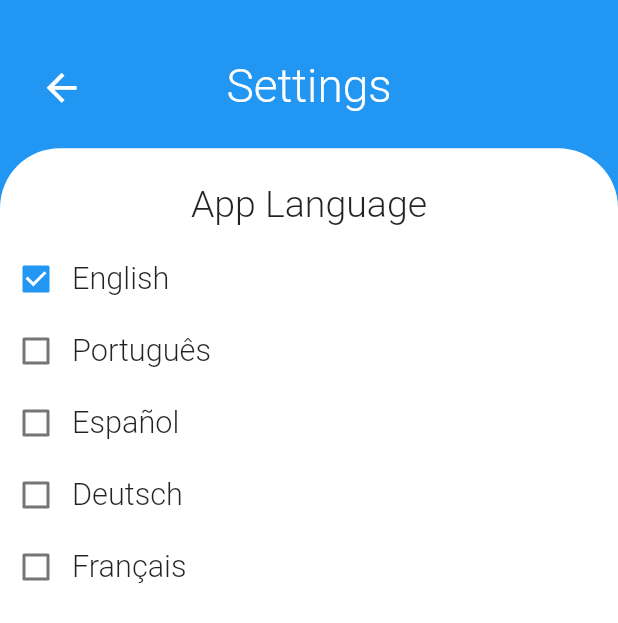
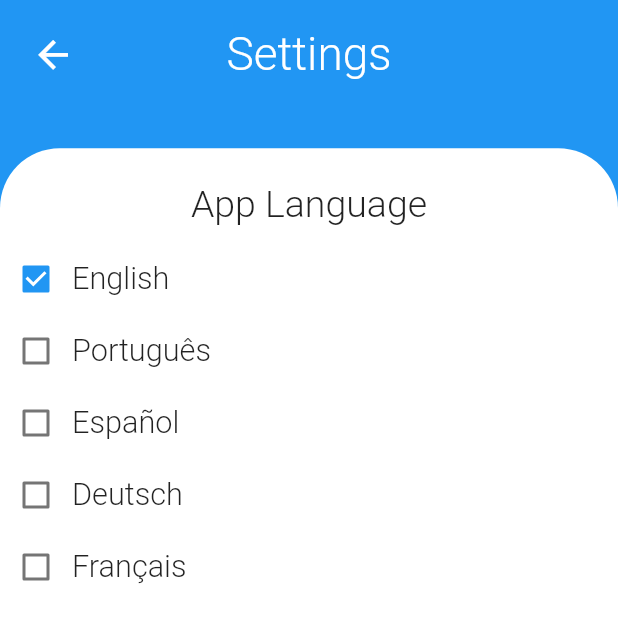
Before and after one commit to Solano-Furlan/eFinance, a Flutter app: the Settings screen opened by its route, on a phone screen of 412 x 824 dp. Shown: the top 623 px of the screen. Run offline on Flutter 3.47's test engine with Material 2 defaults, Android fonts, the phone set to English and light mode, and no system bars; our stand-ins replace fl_chart, shared_preferences; accounts and stored records are empty.

Commit message:
Setting Page Optimization

```diff
--- a/lib/pages/settings.dart
+++ b/lib/pages/settings.dart
@@ -28,9 +28,10 @@ class Settings extends StatelessWidget {
               alignment: Alignment.topCenter,
               child: Padding(
                 padding: EdgeInsets.only(
-                    top: responsiveHeight(30),
-                    left: responsiveHeight(15),
-                    right: responsiveHeight(15)),
+                    top: MediaQuery.of(context).viewPadding.top +
+                        (MediaQuery.of(context).size.height * 0.015),
+                    left: responsiveHeight(10),
+                    right: responsiveHeight(10)),
                 child: Row(
                   mainAxisAlignment: MainAxisAlignment.spaceBetween,
                   children: <Widget>[
@@ -83,110 +84,11 @@ class Settings extends StatelessWidget {
                           fontWeight: FontWeight.w300),
                     ),
                     SizedBox(height: responsiveHeight(10)),
-                    Row(
-                      children: [
-                        Checkbox(
-                          value: AppLocalizations.of(context)
-                                      .translate('locale') ==
-                                  'en'
-                              ? true
-                              : false,
-                          onChanged: (value) {
-                            dataLang.changeLanguage(Locale("en"));
-                          },
-                        ),
-                        Text(
-                          'English',
-                          style: TextStyle(
-                              fontSize: responsiveHeight(18),
-                              fontWeight: FontWeight.w300),
-                        ),
-                      ],
-                    ),
-                    Row(
-                      children: [
-                        Checkbox(
-                          value: AppLocalizations.of(context)
-                                      .translate('locale') ==
-                                  'pt'
-                              ? true
-                              : false,
-                          onChanged: (value) {
-                            dataLang.changeLanguage(Locale("pt"));
-                          },
-                        ),
-                        Text(
-                          'Português',
-                          style: TextStyle(
-                            fontSize: responsiveHeight(18),
-                            fontWeight: FontWeight.w300,
-                          ),
-                        ),
-                      ],
-                    ),
-                    Row(
-                      children: [
-                        Checkbox(
-                          value: AppLocalizations.of(context)
-                                      .translate('locale') ==
-                                  'es'
-                              ? true
-                              : false,
-                          onChanged: (value) {
-                            dataLang.changeLanguage(Locale("es"));
-                          },
-                        ),
-                        Text(
-                          'Español',
-                          style: TextStyle(
-                            fontSize: responsiveHeight(18),
-                            fontWeight: FontWeight.w300,
-                          ),
-                        ),
-                      ],
-                    ),
-                    Row(
-                      children: [
-                        Checkbox(
-                          value: AppLocalizations.of(context)
-                                      .translate('locale') ==
-                                  'de'
-                              ? true
-                              : false,
-                          onChanged: (value) {
-                            dataLang.changeLanguage(Locale("de"));
-                          },
-                        ),
-                        Text(
-                          'Deutsch',
-                          style: TextStyle(
-                            fontSize: responsiveHeight(18),
-                            fontWeight: FontWeight.w300,
-                          ),
-                        ),
-                      ],
-                    ),
-                    Row(
-                      children: [
-                        Checkbox(
-                          value: AppLocalizations.of(context)
-                                      .translate('locale') ==
-                                  'fr'
-                              ? true
-                              : false,
-                          onChanged: (value) {
-                            dataLang.changeLanguage(Locale("fr"));
-                          },
-                        ),
-                        Text(
-                          'Français',
-                          style: TextStyle(
-                            fontSize: responsiveHeight(18),
-                            fontWeight: FontWeight.w300,
-                          ),
-                        ),
-                      ],
-                    ),
+                    _languageCheckBox(context, 'en', 'English'),
+                    _languageCheckBox(context, 'pt', 'Português'),
+                    _languageCheckBox(context, 'es', 'Español'),
+                    _languageCheckBox(context, 'de', 'Deutsch'),
+                    _languageCheckBox(context, 'fr', 'Français'),
                   ],
                 ),
               ),
@@ -197,3 +99,28 @@ class Settings extends StatelessWidget {
     );
   }
 }
+
+Widget _languageCheckBox(BuildContext context, String lang, String title) {
+  final height = MediaQuery.of(context).size.height;
+  final dataLang = Provider.of<LanguageProvider>(context);
+  double responsiveHeight(pixels) {
+    return height * (pixels / 725);
+  }
+  return Row(
+    children: [
+      Checkbox(
+        value: AppLocalizations.of(context).translate('locale') == lang
+            ? true
+            : false,
+        onChanged: (value) {
+          dataLang.changeLanguage(Locale(lang));
+        },
+      ),
+      Text(
+        title,
+        style: TextStyle(
+            fontSize: responsiveHeight(18), fontWeight: FontWeight.w300),
+      ),
+    ],
+  );
+}
```
